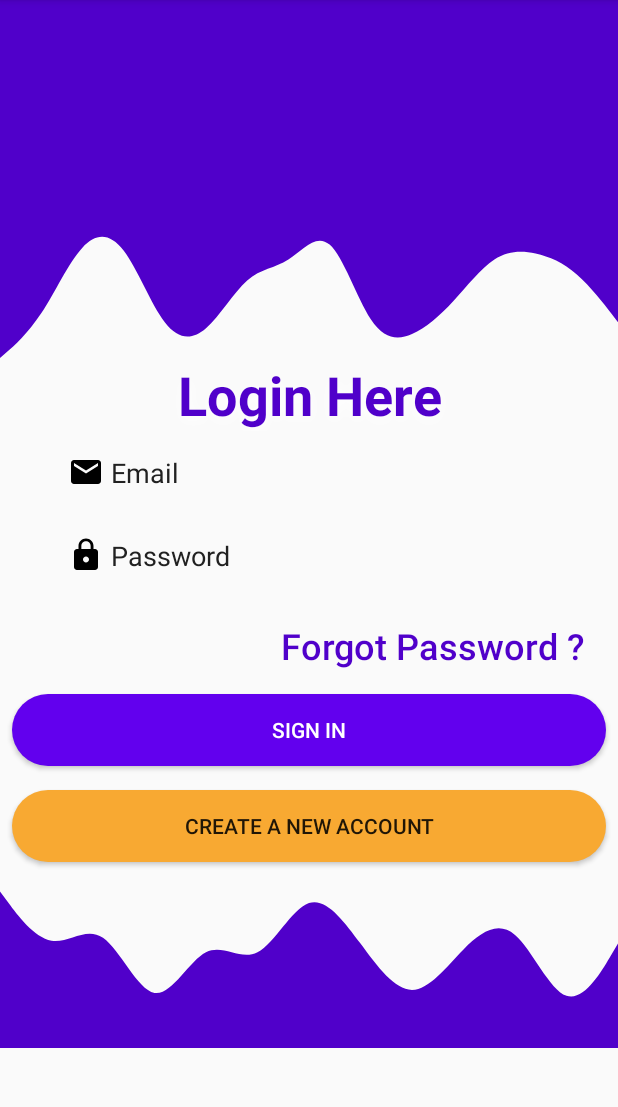
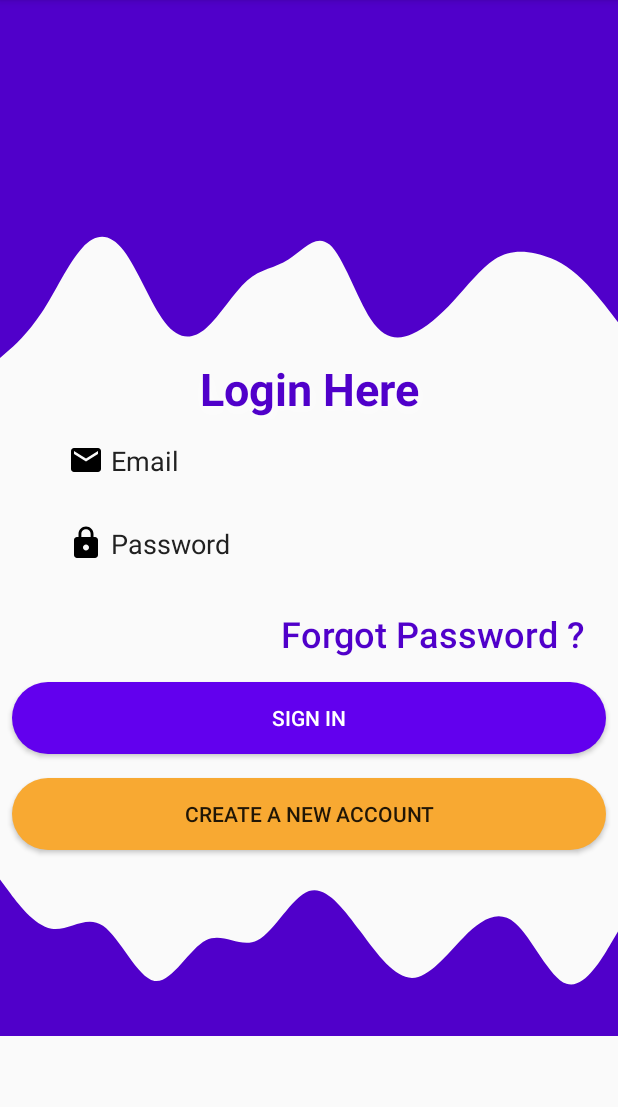
Before and after one commit to Dilip-Sarvaiya/First_Project_Clg, an Android app: the screen it shows after launch (Login_Screen), on a phone screen of 412 x 824 dp, the part 84-1191 px from its top. Run offline under Robolectric (Android 15) with nearby library versions, the phone set to English and light mode, and no system bars.

Commit message:
size fixed in heading

```diff
--- a/app/src/main/res/layout/activity_about_us.xml
+++ b/app/src/main/res/layout/activity_about_us.xml
@@ -32,7 +32,7 @@
             android:layout_marginEnd="150dp"
             android:text="About Us"
             android:textColor="#FFFFFF"
-            android:textSize="36sp"
+            android:textSize="30sp"
             app:layout_constraintEnd_toEndOf="parent"
             app:layout_constraintHorizontal_bias="0.27"
             app:layout_constraintStart_toStartOf="parent"
--- a/app/src/main/res/layout/activity_login.xml
+++ b/app/src/main/res/layout/activity_login.xml
@@ -39,7 +39,7 @@
                 android:shadowRadius="10"
                 android:text="Login Here"
                 android:textColor="@color/topview"
-                android:textSize="36sp"
+                android:textSize="30sp"
                 android:textStyle="bold"
                 app:layout_constraintEnd_toEndOf="parent"
                 app:layout_constraintStart_toStartOf="parent"
```
